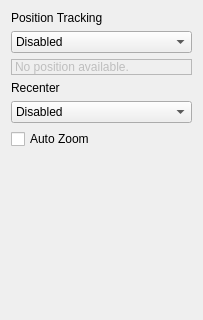
Qt form src/lib/CurrentLocationWidget.ui (KDE/marble) before a commit; both pictures show x 0 to 203 and y 0 to 320 of the 203 by 477 pixel window.
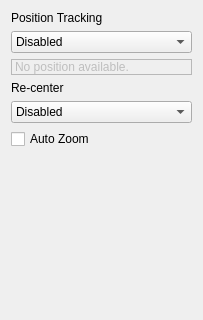
The same form after that commit.

Commit message: Proof-reading: - recenter -> re-center - as it is not really a word, it needs to be hyphenated - gps -> GPS - missing period at end of tool-tip, and slight rewording.

Diff of the .ui file:
```diff
--- a/src/lib/CurrentLocationWidget.ui
+++ b/src/lib/CurrentLocationWidget.ui
@@ -64,7 +64,7 @@
       <string extracomment="Select the method to recenter your gps location on map ">Select the method to recenter your gps location on map </string>
      </property>
      <property name="text">
-      <string>Recenter</string>
+      <string>Re-center</string>
      </property>
     </widget>
    </item>
```
Left out of the diff: 2 changed lines with no effect on the pictures. The commit also changes 1 other file.
